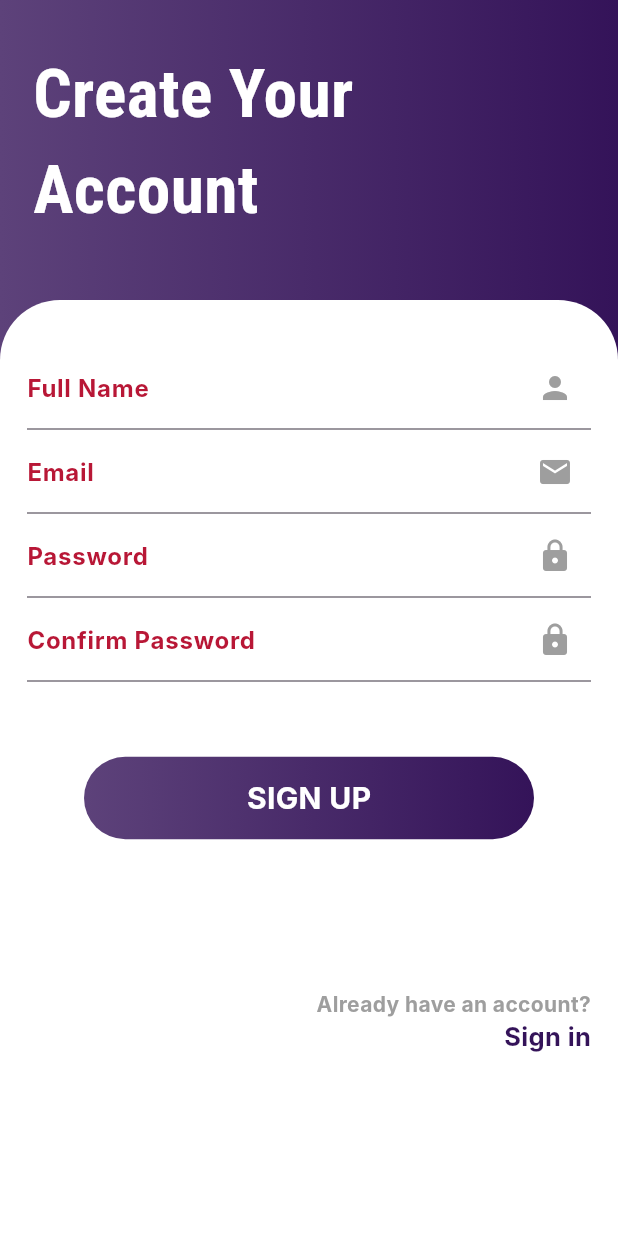
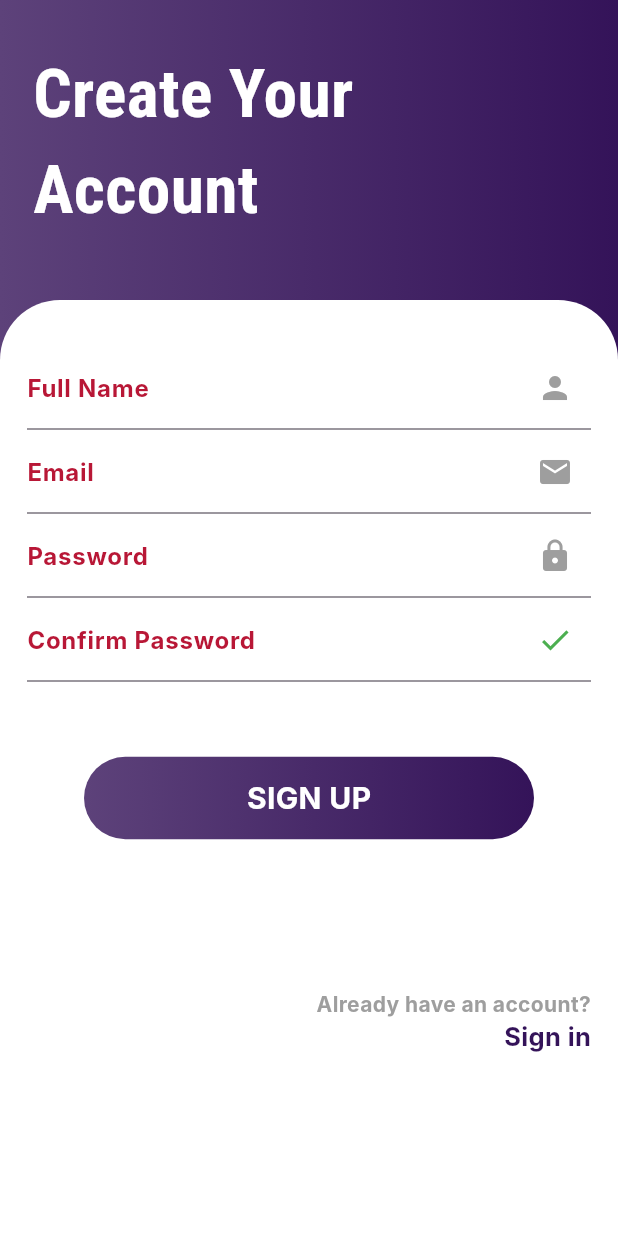
Before and after one commit to RG7on/rihla, a Flutter app: the RegScreen screen opened by its route, after a tap on "SIGN UP", on a phone screen of 412 x 824 dp. Run offline on Flutter 3.47's test engine with Material 3 defaults, Android fonts, the phone set to English and light mode, and no system bars; our stand-ins replace cloud_firestore, firebase_auth, firebase_core, font_awesome_flutter, google_fonts; accounts and stored records are empty; Roboto replaces fonts that are missing (Inter).

Commit message:
overall design improvement, sign up fully functioning correctly

```diff
--- a/lib/reg_screen.dart
+++ b/lib/reg_screen.dart
@@ -1,5 +1,6 @@
 import 'package:flutter/material.dart';
 import 'package:firebase_auth/firebase_auth.dart';
+import 'package:cloud_firestore/cloud_firestore.dart';
 import 'package:flutter/widgets.dart';
 import 'package:google_fonts/google_fonts.dart';
 import 'package:rihla/home_screen.dart';
@@ -17,9 +18,21 @@ class _RegScreenState extends State<RegScreen> {
   final TextEditingController _passwordController = TextEditingController();
   final TextEditingController _confirmPasswordController =
       TextEditingController();
+  bool _passwordsMatch = true;
+
+  void _checkPasswordsMatch() {
+    setState(() {
+      _passwordsMatch =
+          _passwordController.text == _confirmPasswordController.text;
+    });
+  }
 
   void _register() async {
-    if (_passwordController.text == _confirmPasswordController.text) {
+    if (!_passwordsMatch || _passwordController.text.isEmpty) {
+      print('Passwords do not match or empty');
+      return;
+    }
+
     try {
       final FirebaseAuth _auth = FirebaseAuth.instance;
       final UserCredential userCredential =
@@ -27,15 +40,22 @@ class _RegScreenState extends State<RegScreen> {
         email: _emailController.text.trim(),
         password: _passwordController.text.trim(),
       );
+
       if (userCredential.user != null) {
+        await FirebaseFirestore.instance
+            .collection('users')
+            .doc(userCredential.user!.uid)
+            .set({
+          'name': _nameController.text.trim(),
+          'email': _emailController.text.trim(),
+          'uid': userCredential.user!.uid,
+        });
+
         Navigator.pushReplacement(context,
             MaterialPageRoute(builder: (context) => const HomeScreen()));
       }
     } catch (e) {
       print('Failed to register: $e');
-      }
-    } else {
-      print('Passwords do not match');
     }
   }
 
@@ -70,11 +90,10 @@ class _RegScreenState extends State<RegScreen> {
             child: Container(
               decoration: const BoxDecoration(
                 borderRadius: BorderRadius.only(
-                  topLeft: Radius.circular(40), topRight: Radius.circular(40)),
+                    topLeft: Radius.circular(40),
+                    topRight: Radius.circular(40)),
                 color: Colors.white,
               ),
-            height: double.infinity,
-            width: double.infinity,
               child: Padding(
                 padding: const EdgeInsets.fromLTRB(18, 10, 18, 100),
                 child: Column(
@@ -107,6 +126,7 @@ class _RegScreenState extends State<RegScreen> {
                     TextField(
                       controller: _passwordController,
                       obscureText: true,
+                      onChanged: (_) => _checkPasswordsMatch(),
                       decoration: const InputDecoration(
                           suffixIcon: Icon(Icons.lock, color: Colors.grey),
                           label: Text(
@@ -120,15 +140,20 @@ class _RegScreenState extends State<RegScreen> {
                     TextField(
                       controller: _confirmPasswordController,
                       obscureText: true,
-                    decoration: const InputDecoration(
-                        suffixIcon: Icon(Icons.lock, color: Colors.grey),
-                        label: Text(
+                      onChanged: (_) => _checkPasswordsMatch(),
+                      decoration: InputDecoration(
+                        suffixIcon: Icon(
+                          _passwordsMatch ? Icons.check : Icons.close,
+                          color: _passwordsMatch ? Colors.green : Colors.red,
+                        ),
+                        label: const Text(
                           'Confirm Password',
                           style: TextStyle(
                             fontWeight: FontWeight.bold,
                             color: Color(0xffB81736),
                           ),
-                        )),
+                        ),
+                      ),
                     ),
                     const SizedBox(height: 50),
                     GestureDetector(
@@ -181,13 +206,14 @@ class _RegScreenState extends State<RegScreen> {
                           ],
                         ),
                       ),
-                  )
+                    ),
                   ],
                 ),
               ),
             ),
           ),
         ],
-    ));
+      ),
+    );
   }
 }
```
Also changed, not shown: lib/main.dart (+3 -6 lines), pubspec.yaml (+4 -3 lines), pubspec.lock, 3 other files. Lines whose indentation alone changed are shown as unchanged.
